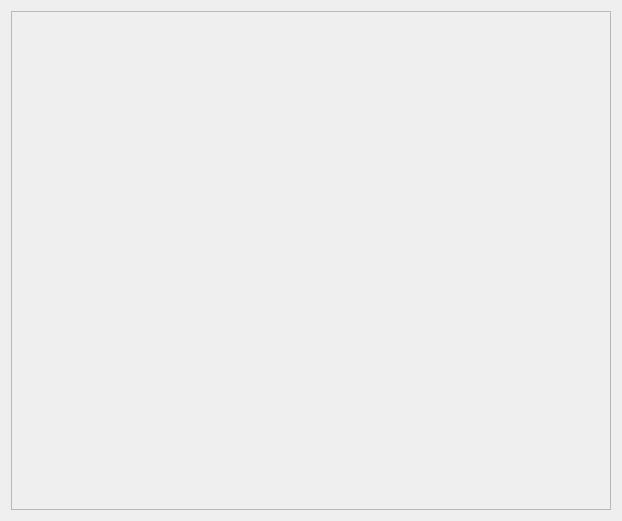
The window that analysis.ui (yixinj/AnaCam-GUI) describes before a commit, drawn with Qt 5.
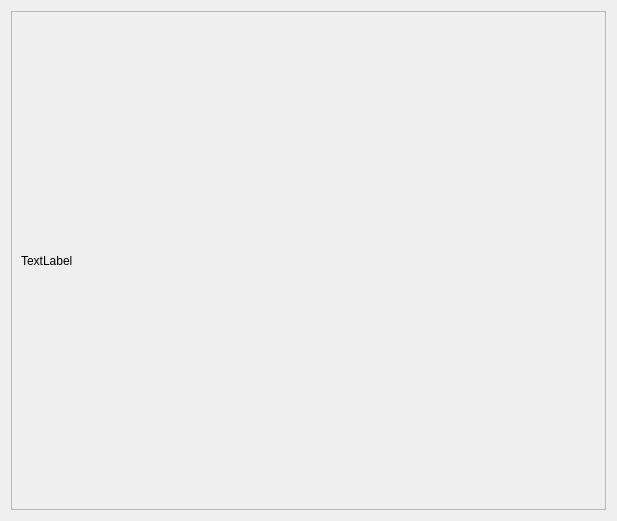
The same window after the commit.

Commit message: changed analysis view to a scroll area

Patch:
```diff
--- a/analysis.ui
+++ b/analysis.ui
@@ -15,25 +15,29 @@
   </property>
   <layout class="QVBoxLayout" name="verticalLayout">
    <item>
-    <widget class="QLabel" name="mainImage">
-     <property name="sizePolicy">
-      <sizepolicy hsizetype="Expanding" vsizetype="Expanding">
-       <horstretch>0</horstretch>
-       <verstretch>0</verstretch>
-      </sizepolicy>
+    <widget class="QScrollArea" name="scrollArea">
+     <property name="widgetResizable">
+      <bool>true</bool>
      </property>
-     <property name="minimumSize">
-      <size>
-       <width>600</width>
-       <height>400</height>
-      </size>
-     </property>
-     <property name="frameShape">
-      <enum>QFrame::StyledPanel</enum>
-     </property>
-     <property name="text">
-      <string/>
-     </property>
+     <widget class="QWidget" name="scrollAreaWidgetContents">
+      <property name="geometry">
+       <rect>
+        <x>0</x>
+        <y>0</y>
+        <width>597</width>
+        <height>501</height>
+       </rect>
+      </property>
+      <layout class="QVBoxLayout" name="verticalLayout_2">
+       <item>
+        <widget class="QLabel" name="mainImage">
+         <property name="text">
+          <string>TextLabel</string>
+         </property>
+        </widget>
+       </item>
+      </layout>
+     </widget>
     </widget>
    </item>
   </layout>
```
The commit also changes 1 other file.
